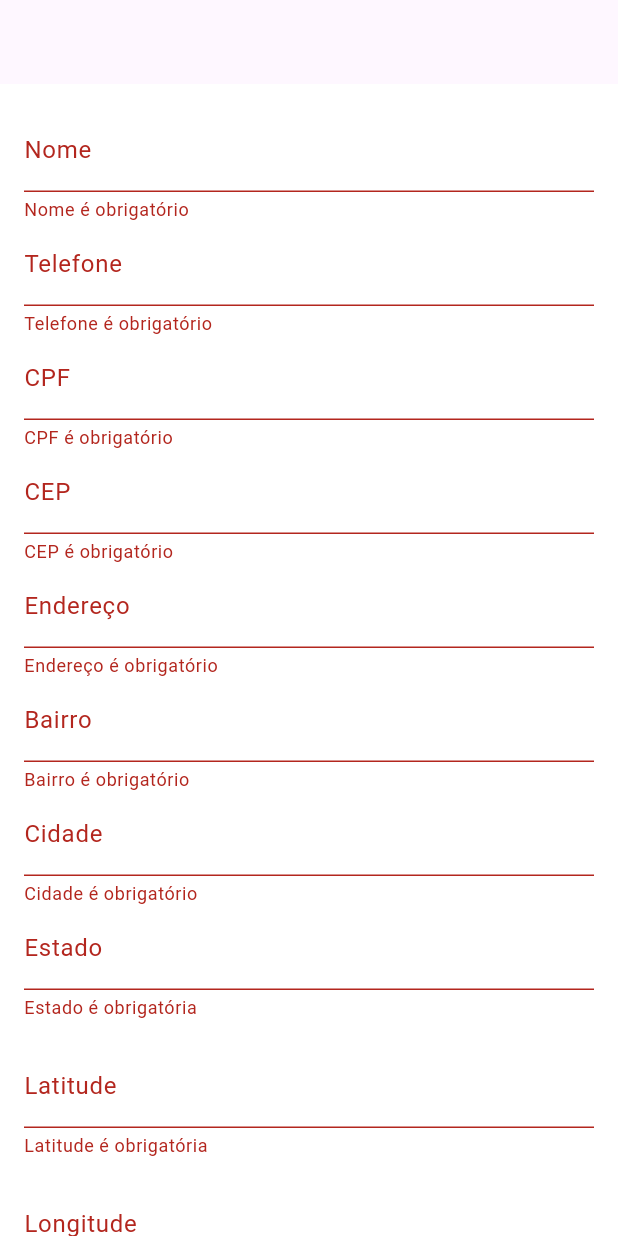
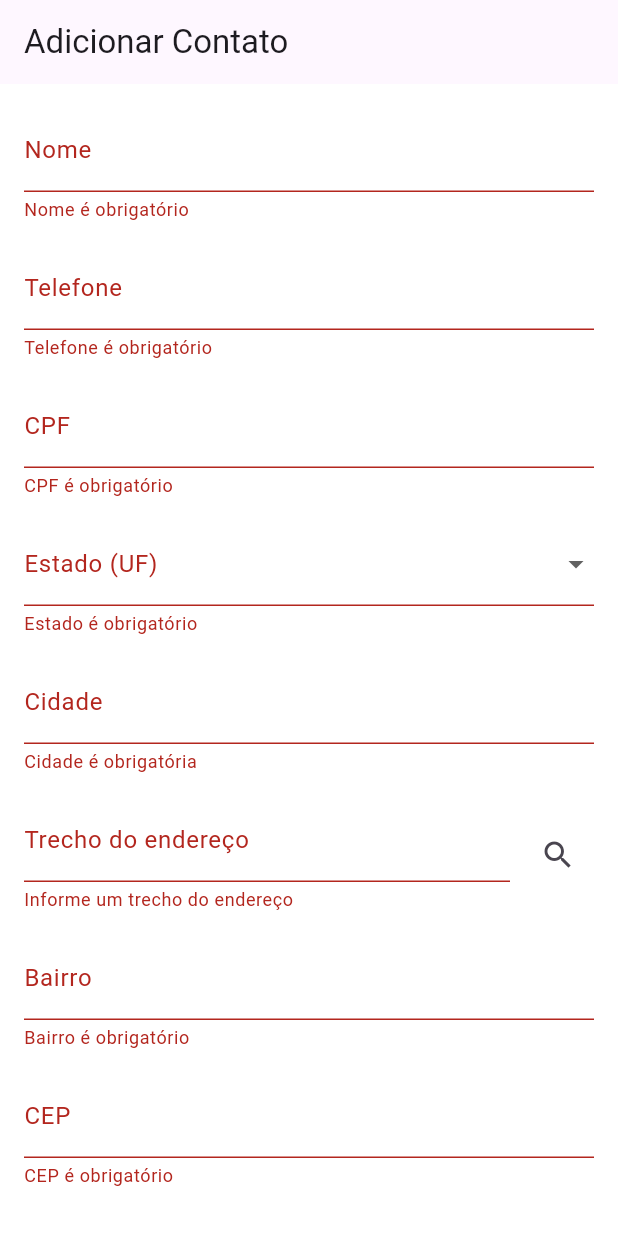
Before and after one commit to caiodantasmormito/UEX-challenge, a Flutter app: the AddContactsPage screen opened by its route, after a tap on "Criar contato", on a phone screen of 412 x 824 dp. Run offline on Flutter 3.47's test engine with Material 3 defaults, Android fonts, the phone set to English and light mode, and no system bars; our stand-ins replace bloc, cloud_firestore, dio, equatable, firebase_auth, firebase_core and 6 more; missing offline and left inert: cpf_cnpj_validator; accounts and stored records are empty; Roboto replaces fonts that are missing (Manrope).

Commit message:
feat: address auto complete

```diff
--- a/lib/features/address/core/address_provider.dart
+++ b/lib/features/address/core/address_provider.dart
@@ -5,15 +5,15 @@ import 'package:uex_app/features/address/data/datasources/get_address_datasource
 import 'package:uex_app/features/address/data/datasources/get_address_datasource_impl.dart';
 import 'package:uex_app/features/address/data/repositories/get_address_repository_impl.dart';
 import 'package:uex_app/features/address/domain/repositories/get_address_repository.dart';
+import 'package:uex_app/features/address/domain/usecases/get_address_by_uf_usecase.dart';
 import 'package:uex_app/features/address/domain/usecases/get_address_usecase.dart';
 
 sealed class AddressInject {
   static final List<Provider> providers = [
     Provider<GetAddressDatasource>(
       create: (context) => GetAddressDatasourceImpl(
-        client: context.read<AuthenticatedClient>(),
-        localStorage: context.read<SharedPreferences>()
-      ),
+          client: context.read<AuthenticatedClient>(),
+          localStorage: context.read<SharedPreferences>()),
     ),
     Provider<GetAddressRepository>(
       create: (context) => GetAddressRepositoryImpl(
@@ -24,6 +24,10 @@ sealed class AddressInject {
         getAddressRepository: context.read<GetAddressRepository>(),
       ),
     ),
-
+    Provider<GetAddressByUfUsecase>(
+      create: (context) => GetAddressByUfUsecase(
+        repository: context.read<GetAddressRepository>(),
+      ),
+    ),
   ];
 }
--- /dev/null
+++ b/lib/features/address/presentation/bloc/get_address_by_uf/get_address_by_uf_bloc.dart
@@ -0,0 +1,24 @@
+import 'package:equatable/equatable.dart';
+import 'package:flutter_bloc/flutter_bloc.dart';
+import 'package:uex_app/features/address/domain/entities/address_entity.dart';
+import 'package:uex_app/features/address/domain/usecases/get_address_by_uf_usecase.dart';
+
+part 'get_address_by_uf_event.dart';
+part 'get_address_by_uf_state.dart';
+
+class GetAddressByUfBloc
+    extends Bloc<GetAddressByUfEvent, GetAddressByUfState> {
+  final GetAddressByUfUsecase useCase;
+  GetAddressByUfBloc({required this.useCase}) : super(GetAddressByUfInitial()) {
+    on<AddressByUf>((event, emit) async {
+      emit(GetAddressByUfLoading());
+      final (failure, result) = await useCase(event.params);
+
+      if (failure == null) {
+        emit(GetAddressByUfSuccess(addresses: result!));
+      } else {
+        emit(GetAddressByUfError(message: failure.message));
+      }
+    });
+  }
+}
--- /dev/null
+++ b/lib/features/address/presentation/bloc/get_address_by_uf/get_address_by_uf_event.dart
@@ -0,0 +1,13 @@
+part of 'get_address_by_uf_bloc.dart';
+
+sealed class GetAddressByUfEvent extends Equatable {
+  const GetAddressByUfEvent();
+}
+
+final class AddressByUf extends GetAddressByUfEvent {
+  const AddressByUf({required this.params});
+  final GetAddressParams params;
+
+  @override
+  List<Object> get props => [params];
+}
--- /dev/null
+++ b/lib/features/address/presentation/bloc/get_address_by_uf/get_address_by_uf_state.dart
@@ -0,0 +1,25 @@
+part of 'get_address_by_uf_bloc.dart';
+
+sealed class GetAddressByUfState extends Equatable {
+  const GetAddressByUfState();
+
+  @override
+  List<Object?> get props => [];
+}
+
+class GetAddressByUfInitial extends GetAddressByUfState {}
+
+final class GetAddressByUfLoading extends GetAddressByUfState {}
+
+final class GetAddressByUfError extends GetAddressByUfState {
+  final String? message;
+
+  const GetAddressByUfError({required this.message});
+}
+
+final class GetAddressByUfSuccess extends GetAddressByUfState {
+  const GetAddressByUfSuccess({required this.addresses});
+  final List<AddressEntity> addresses;
+  @override
+  List<Object> get props => [addresses];
+}
--- a/lib/features/contacts/core/contacts_provider.dart
+++ b/lib/features/contacts/core/contacts_provider.dart
@@ -31,5 +31,6 @@ sealed class ContactsInject {
         contactsRepository: context.read<ContactsRepository>(),
       ),
     ),
+
   ];
 }
--- a/lib/features/contacts/core/contacts_routes.dart
+++ b/lib/features/contacts/core/contacts_routes.dart
@@ -1,7 +1,9 @@
 import 'package:flutter_bloc/flutter_bloc.dart';
 import 'package:go_router/go_router.dart';
+import 'package:uex_app/features/address/domain/usecases/get_address_by_uf_usecase.dart';
 import 'package:uex_app/features/address/domain/usecases/get_address_usecase.dart';
 import 'package:uex_app/features/address/presentation/bloc/get_address_bloc.dart';
+import 'package:uex_app/features/address/presentation/bloc/get_address_by_uf/get_address_by_uf_bloc.dart';
 import 'package:uex_app/features/contacts/domain/usecases/add_contacts_usecase.dart';
 import 'package:uex_app/features/contacts/domain/usecases/delete_contacts_usecase.dart';
 import 'package:uex_app/features/contacts/domain/usecases/get_contacts_usecase.dart';
@@ -47,6 +49,11 @@ sealed class ContactsRoutes {
       path: AddContactsPage.routeName,
       builder: (context, state) => MultiBlocProvider(
         providers: [
+          BlocProvider<GetAddressByUfBloc>(
+            create: (context) => GetAddressByUfBloc(
+              useCase: context.read<GetAddressByUfUsecase>(),
+            ),
+          ),
           BlocProvider<AddContactsBloc>(
             create: (context) => AddContactsBloc(
               useCase: context.read<AddContactsUsecase>(),
@@ -78,7 +85,6 @@ sealed class ContactsRoutes {
               useCase: context.read<GetAddressUsecase>(),
             ),
           ),
-
           BlocProvider<LocationBloc>(
             create: (context) => LocationBloc(),
           ),
--- a/lib/features/contacts/presentation/pages/add_contacts_page.dart
+++ b/lib/features/contacts/presentation/pages/add_contacts_page.dart
@@ -3,8 +3,10 @@ import 'package:flutter/material.dart';
 import 'package:flutter_bloc/flutter_bloc.dart';
 import 'package:google_maps_flutter/google_maps_flutter.dart';
 import 'package:mask_text_input_formatter/mask_text_input_formatter.dart';
-import 'package:uex_app/core/utils/string_utils.dart';
+import 'package:uex_app/features/address/domain/entities/address_entity.dart';
+import 'package:uex_app/features/address/domain/usecases/get_address_by_uf_usecase.dart';
 import 'package:uex_app/features/address/presentation/bloc/get_address_bloc.dart';
+import 'package:uex_app/features/address/presentation/bloc/get_address_by_uf/get_address_by_uf_bloc.dart';
 import 'package:uex_app/features/contacts/domain/entities/contacts_entity.dart';
 
 import '../bloc/add_contacts/add_contacts_bloc.dart';
@@ -18,6 +20,37 @@ class AddContactsPage extends StatefulWidget {
 }
 
 class _AddContactsPageState extends State<AddContactsPage> {
+  final List<String> estadosBrasileiros = [
+    'AC',
+    'AL',
+    'AP',
+    'AM',
+    'BA',
+    'CE',
+    'DF',
+    'ES',
+    'GO',
+    'MA',
+    'MT',
+    'MS',
+    'MG',
+    'PA',
+    'PB',
+    'PR',
+    'PE',
+    'PI',
+    'RJ',
+    'RN',
+    'RS',
+    'RO',
+    'RR',
+    'SC',
+    'SP',
+    'SE',
+    'TO'
+  ];
+
+  String? selectedEstado;
   late final TextEditingController _nameController;
   late final TextEditingController _cpfController;
   late final TextEditingController _longitudeController;
@@ -40,6 +73,7 @@ class _AddContactsPageState extends State<AddContactsPage> {
   late final FocusNode _addressFocus;
   late final GlobalKey<FormState> _formKey;
   late final AddContactsBloc _addContactsBloc;
+
   MaskTextInputFormatter cpfFormatter = MaskTextInputFormatter(
     mask: '###.###.###-##',
     filter: {'#': RegExp('[0-9]')},
@@ -65,7 +99,6 @@ class _AddContactsPageState extends State<AddContactsPage> {
     _addressController = TextEditingController();
     _latitudeController = TextEditingController();
     _phoneController = TextEditingController();
-    //context.read<LocationBloc>().add(GetCurrentLocation());
 
     _formKey = GlobalKey<FormState>();
     _cityFocus = FocusNode();
@@ -78,10 +111,8 @@ class _AddContactsPageState extends State<AddContactsPage> {
     _latitudeFocus = FocusNode();
     _cepFocus = FocusNode();
     _addressFocus = FocusNode();
-    //context.read<GetContactsBloc>().add(GetDataContacts());
 
     _addContactsBloc = context.read<AddContactsBloc>();
-
     super.initState();
   }
 
@@ -104,8 +135,62 @@ class _AddContactsPageState extends State<AddContactsPage> {
     _cepFocus.dispose();
     _addressFocus.dispose();
     _districtFocus.dispose();
+    _cityFocus.dispose();
+    _stateFocus.dispose();
 
     super.dispose();
+  }
+
+  void _buscarEnderecos() {
+    if (selectedEstado != null &&
+        _cityController.text.isNotEmpty &&
+        _addressController.text.isNotEmpty) {
+      context.read<GetAddressByUfBloc>().add(AddressByUf(
+            params: GetAddressParams(
+              uf: selectedEstado!,
+              city: _cityController.text,
+              address: _addressController.text,
+            ),
+          ));
+    }
+  }
+
+  void _mostrarDialogoEnderecos(List<AddressEntity> addresses) {
+    showDialog(
+      context: context,
+      builder: (context) => AlertDialog(
+        title: const Text('Selecione um endereço'),
+        content: SizedBox(
+          width: double.maxFinite,
+          child: ListView.builder(
+            shrinkWrap: true,
+            itemCount: addresses.length,
+            itemBuilder: (context, index) {
+              final address = addresses[index];
+              return ListTile(
+                title: Text(address.logradouro),
+                subtitle: Text('${address.bairro}, ${address.localidade}'),
+                onTap: () {
+                  _preencherCamposEndereco(address);
+                  Navigator.pop(context);
+                },
+              );
+            },
+          ),
+        ),
+      ),
+    );
+  }
+
+  void _preencherCamposEndereco(AddressEntity address) {
+    setState(() {
+      _addressController.text = address.logradouro;
+      _districtController.text = address.bairro;
+      _cityController.text = address.localidade;
+      _stateController.text = address.uf;
+      _cepController.text = address.cep;
+      selectedEstado = address.uf;
+    });
   }
 
   @override
@@ -113,12 +198,12 @@ class _AddContactsPageState extends State<AddContactsPage> {
     return Scaffold(
       resizeToAvoidBottomInset: true,
       appBar: AppBar(
-        title: const Text(''),
+        title: const Text('Adicionar Contato'),
       ),
       body: SafeArea(
         child: SingleChildScrollView(
           child: Padding(
-            padding: EdgeInsets.all(16),
+            padding: const EdgeInsets.all(16),
             child: Form(
               key: _formKey,
               child: Column(
@@ -137,8 +222,9 @@ class _AddContactsPageState extends State<AddContactsPage> {
                       return null;
                     },
                   ),
+                  const SizedBox(height: 16),
                   TextFormField(
-                    keyboardType: TextInputType.number,
+                    keyboardType: TextInputType.phone,
                     focusNode: _phoneFocus,
                     controller: _phoneController,
                     inputFormatters: [phoneFormatter],
@@ -150,11 +236,12 @@ class _AddContactsPageState extends State<AddContactsPage> {
                         return 'Telefone é obrigatório';
                       }
                       if (value.length < 11) {
-                        return 'Telefone invalido';
+                        return 'Telefone inválido';
                       }
                       return null;
                     },
                   ),
+                  const SizedBox(height: 16),
                   TextFormField(
                     keyboardType: TextInputType.number,
                     focusNode: _cpfFocus,
@@ -172,41 +259,72 @@ class _AddContactsPageState extends State<AddContactsPage> {
                       return null;
                     },
                   ),
-                  TextFormField(
-                    focusNode: _cepFocus,
-                    controller: _cepController,
-                    inputFormatters: [cepFormatter],
+                  const SizedBox(height: 16),
+                  DropdownButtonFormField<String>(
+                    value: selectedEstado,
                     decoration: const InputDecoration(
-                      label: Text('CEP'),
+                      labelText: 'Estado (UF)',
                     ),
+                    items: estadosBrasileiros.map((String estado) {
+                      return DropdownMenuItem<String>(
+                        value: estado,
+                        child: Text(estado),
+                      );
+                    }).toList(),
+                    onChanged: (String? novoEstado) {
+                      setState(() {
+                        selectedEstado = novoEstado;
+                        _stateController.text = novoEstado ?? '';
+                      });
+                    },
                     validator: (value) {
                       if (value == null || value.isEmpty) {
-                        return 'CEP é obrigatório';
-                      }
-                      return null;
-                    },
-                    onChanged: (value) {
-                      value = cepWithoutMask(_cepController.text);
-                      if (value.length == 8) {
-                        context.read<GetAddressBloc>().add(
-                              Address(cep: value),
-                            );
-                      }
-                    },
-                  ),
-                  TextFormField(
-                    focusNode: _addressFocus,
-                    controller: _addressController,
-                    decoration: const InputDecoration(
-                      label: Text('Endereço'),
-                    ),
-                    validator: (value) {
-                      if (value == null || value.isEmpty) {
-                        return 'Endereço é obrigatório';
+                        return 'Estado é obrigatório';
                       }
                       return null;
                     },
                   ),
+                  const SizedBox(height: 16),
+                  TextFormField(
+                    controller: _cityController,
+                    focusNode: _cityFocus,
+                    decoration: const InputDecoration(
+                      labelText: 'Cidade',
+                    ),
+                    validator: (value) {
+                      if (value == null || value.isEmpty) {
+                        return 'Cidade é obrigatória';
+                      }
+                      return null;
+                    },
+                  ),
+                  const SizedBox(height: 16),
+                  Row(
+                    children: [
+                      Expanded(
+                        child: TextFormField(
+                          focusNode: _addressFocus,
+                          controller: _addressController,
+                          decoration: const InputDecoration(
+                            label: Text('Trecho do endereço'),
+                          ),
+                          validator: (value) {
+                            if (value == null || value.isEmpty) {
+                              return 'Informe um trecho do endereço';
+                            }
+                            return null;
+                          },
+                        ),
+                      ),
+                      const SizedBox(width: 8),
+                      IconButton(
+                        icon: const Icon(Icons.search),
+                        onPressed: _buscarEnderecos,
+                        tooltip: 'Buscar endereços',
+                      ),
+                    ],
+                  ),
+                  const SizedBox(height: 16),
                   TextFormField(
                     focusNode: _districtFocus,
                     controller: _districtController,
@@ -220,28 +338,17 @@ class _AddContactsPageState extends State<AddContactsPage> {
                       return null;
                     },
                   ),
+                  const SizedBox(height: 16),
                   TextFormField(
-                    focusNode: _cityFocus,
-                    controller: _cityController,
+                    focusNode: _cepFocus,
+                    controller: _cepController,
+                    inputFormatters: [cepFormatter],
                     decoration: const InputDecoration(
-                      label: Text('Cidade'),
+                      label: Text('CEP'),
                     ),
                     validator: (value) {
                       if (value == null || value.isEmpty) {
-                        return 'Cidade é obrigatório';
-                      }
-                      return null;
-                    },
-                  ),
-                  TextFormField(
-                    focusNode: _stateFocus,
-                    controller: _stateController,
-                    decoration: const InputDecoration(
-                      label: Text('Estado'),
-                    ),
-                    validator: (value) {
-                      if (value == null || value.isEmpty) {
-                        return 'Estado é obrigatória';
+                        return 'CEP é obrigatório';
                       }
                       return null;
                     },
@@ -275,14 +382,10 @@ class _AddContactsPageState extends State<AddContactsPage> {
                     },
                   ),
                   const SizedBox(height: 24),
-                  //MapSelector(),
                   BlocListener<GetAddressBloc, GetAddressState>(
                     listener: (context, state) {
                       if (state is GetAddressSuccess) {
-                        _addressController.text = state.address.logradouro;
-                        _cityController.text = state.address.localidade;
-                        _districtController.text = state.address.bairro;
-                        _stateController.text = state.address.estado;
+                        _preencherCamposEndereco(state.address);
                       }
                       if (state is GetAddressError) {
                         ScaffoldMessenger.of(context).showSnackBar(
@@ -293,7 +396,23 @@ class _AddContactsPageState extends State<AddContactsPage> {
                         );
                       }
                     },
-                    child: SizedBox.shrink(),
+                    child: const SizedBox.shrink(),
+                  ),
+                  BlocListener<GetAddressByUfBloc, GetAddressByUfState>(
+                    listener: (context, state) {
+                      if (state is GetAddressByUfSuccess) {
+                        _mostrarDialogoEnderecos(state.addresses);
+                      }
+                      if (state is GetAddressByUfError) {
+                        ScaffoldMessenger.of(context).showSnackBar(
+                          SnackBar(
+                            content: Text(state.message.toString()),
+                            backgroundColor: Colors.red,
+                          ),
+                        );
+                      }
+                    },
+                    child: const SizedBox.shrink(),
                   ),
                   BlocConsumer<AddContactsBloc, AddContactsState>(
                     listener: (context, state) {
@@ -312,8 +431,13 @@ class _AddContactsPageState extends State<AddContactsPage> {
                         _cepController.clear();
                         _latitudeController.clear();
                         _longitudeController.clear();
+                        _phoneController.clear();
+                        _cityController.clear();
+                        _districtController.clear();
+                        setState(() => selectedEstado = null);
+
                         ScaffoldMessenger.of(context).showSnackBar(
-                          SnackBar(
+                          const SnackBar(
                             content: Text('Contato criado com sucesso!'),
                             backgroundColor: Colors.green,
                           ),
@@ -323,9 +447,7 @@ class _AddContactsPageState extends State<AddContactsPage> {
                     },
                     builder: (context, state) {
                       if (state is AddContactsLoading) {
-                        return const CircularProgressIndicator(
-                          color: Colors.white,
-                        );
+                        return const CircularProgressIndicator();
                       }
                       return ElevatedButton(
                         onPressed: () async {
```
Also changed, not shown: lib/app_widget.dart (+7 -0 lines), lib/features/home/presentation/pages/home_page.dart (+145 -114 lines).
